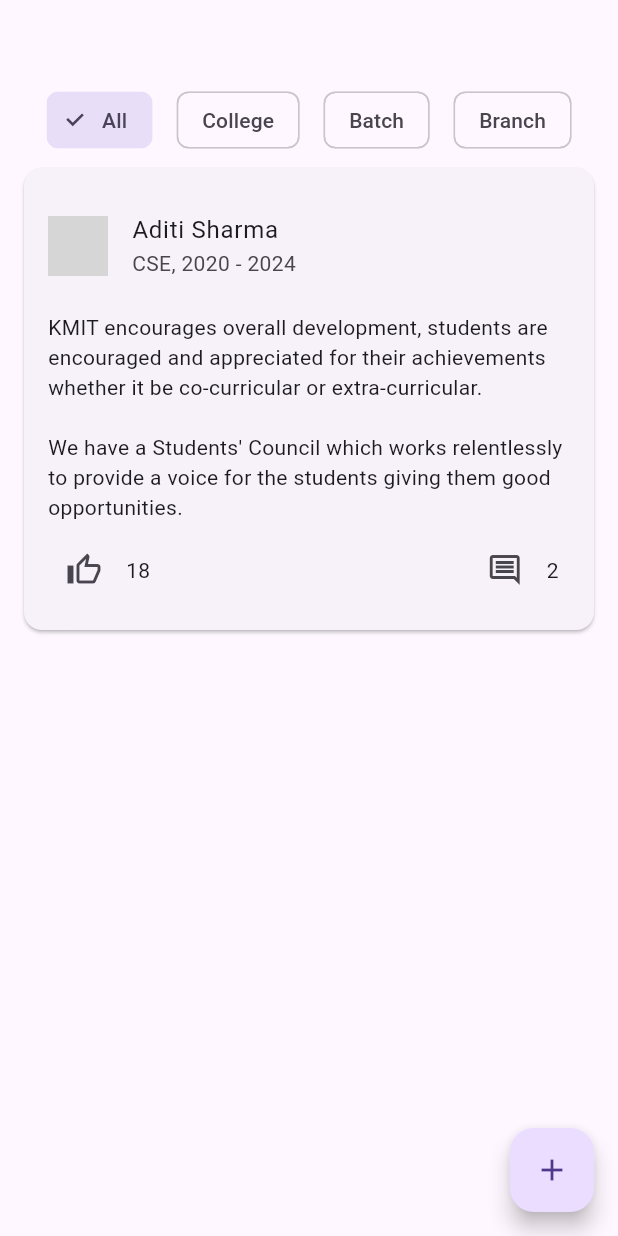
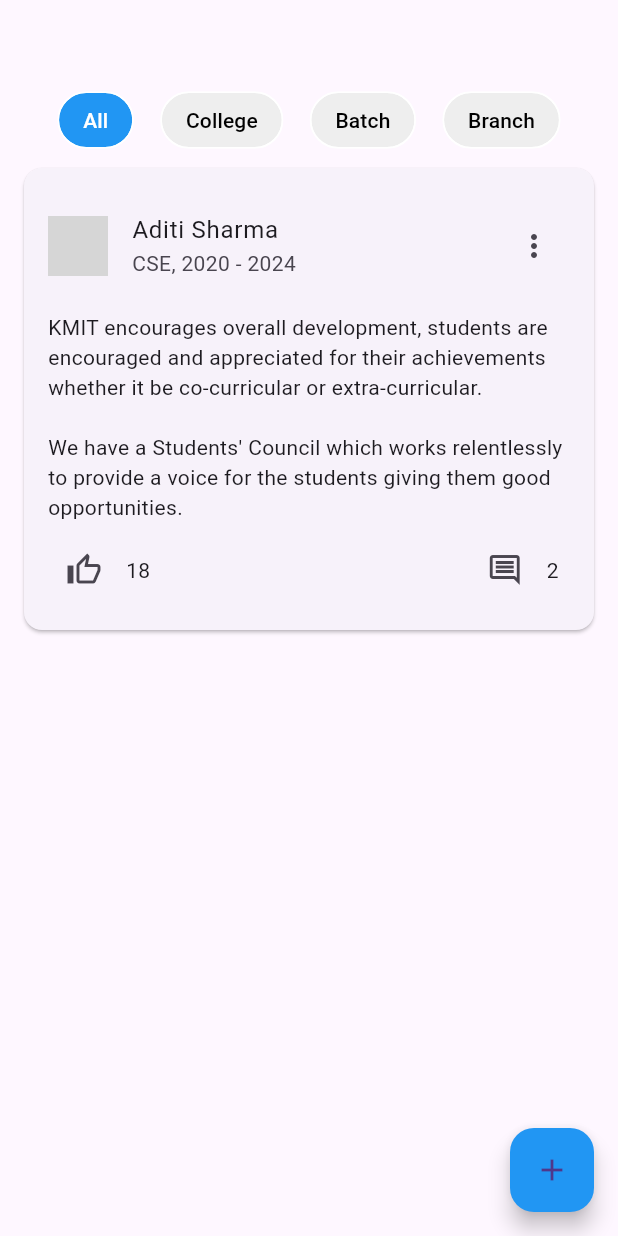
Before and after one commit to nagendrakamesh/ALumnx_Connect, a Flutter app: the screen it shows after launch, on a phone screen of 412 x 824 dp. Run offline on Flutter 3.47's test engine with Material 3 defaults, Android fonts, the light colour scheme and no system bars; our stand-ins replace file_picker; network calls fail; grey boxes are pictures that could not be loaded.

Commit message:
Figma Refinements

```diff
--- a/lib/connect_ui.dart
+++ b/lib/connect_ui.dart
@@ -1,8 +1,8 @@
 // connect_page.dart
 import 'package:flutter/material.dart';
-import 'post_widget.dart';
-import 'filter_chip_widget.dart';
-import 'comment.dart';
+import 'package:alumnx_connect/post_widget.dart';
+import 'package:alumnx_connect/filter_chip_widget.dart';
+import 'package:alumnx_connect/comment.dart';
 
 class ConnectPage extends StatefulWidget {
   @override
@@ -34,13 +34,14 @@ class _ConnectPageState extends State<ConnectPage> {
 
   @override
   Widget build(BuildContext context) {
+    double width = MediaQuery.of(context).size.width;
     return Scaffold(
       appBar: AppBar(),
       body: SingleChildScrollView(
         child: Column(
           children: [
             Padding(
-              padding: const EdgeInsets.only(left: 15.0, right: 15.0),
+              padding: EdgeInsets.only(left: width * 0.05, right: width * 0.05),
               child: Row(
                 mainAxisAlignment: MainAxisAlignment.spaceEvenly,
                 children: [
@@ -79,6 +80,7 @@ class _ConnectPageState extends State<ConnectPage> {
         ),
       ),
       floatingActionButton: FloatingActionButton(
+        backgroundColor: Colors.blue,
         onPressed: () {
           Navigator.pushNamed(context, 'post');
         },
--- a/lib/filter_chip_widget.dart
+++ b/lib/filter_chip_widget.dart
@@ -1,4 +1,3 @@
-// filter_chip_widget.dart
 import 'package:flutter/material.dart';
 
 class FilterChipWidget extends StatelessWidget {
@@ -14,12 +13,16 @@ class FilterChipWidget extends StatelessWidget {
 
   @override
   Widget build(BuildContext context) {
-    return FilterChip(
+    return ActionChip(
       label: Text(label),
-      selected: isSelected,
-      onSelected: (bool value) {
-        onSelected();
-      },
+      backgroundColor: isSelected ? Colors.blue : Colors.grey.shade200,
+      labelStyle: TextStyle(
+        color: isSelected ? Colors.white : Colors.black,
+      ),
+      shape: StadiumBorder(
+          side: BorderSide(color : Color(0xFFFFFFFF)),
+      ),
+      onPressed: onSelected,
     );
   }
 }
```
Also changed, not shown: lib/comment_widget.dart (+74 -28 lines), lib/post_widget.dart (+41 -2 lines).
